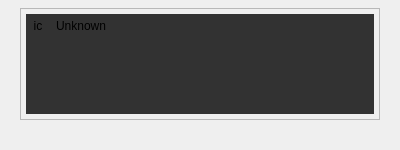
This is src/ProfileEditor/graphicsarea/flowcellwidget.ui in karakirimu/AutoBatchTools as Qt 5 draws it before an edit. The edited form follows.
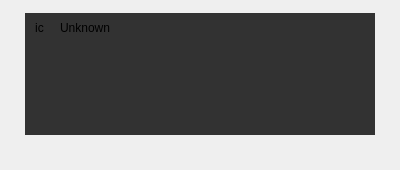
This is the edited form. Icons and pictures are not drawn.

The edit to the form file:
```diff
--- a/src/ProfileEditor/graphicsarea/flowcellwidget.ui
+++ b/src/ProfileEditor/graphicsarea/flowcellwidget.ui
@@ -7,7 +7,7 @@
     <x>0</x>
     <y>0</y>
     <width>400</width>
-    <height>150</height>
+    <height>170</height>
    </rect>
   </property>
   <property name="sizePolicy">
@@ -43,14 +43,20 @@
      <property name="focusPolicy">
       <enum>Qt::NoFocus</enum>
      </property>
+     <property name="autoFillBackground">
+      <bool>true</bool>
+     </property>
      <property name="styleSheet">
       <string notr="true"/>
      </property>
      <property name="frameShape">
-      <enum>QFrame::StyledPanel</enum>
+      <enum>QFrame::NoFrame</enum>
      </property>
      <property name="frameShadow">
-      <enum>QFrame::Raised</enum>
+      <enum>QFrame::Plain</enum>
+     </property>
+     <property name="lineWidth">
+      <number>0</number>
      </property>
      <layout class="QVBoxLayout" name="verticalLayout_2">
       <property name="spacing">
@@ -69,6 +75,23 @@
        <number>0</number>
       </property>
       <item>
+       <layout class="QVBoxLayout" name="inner2">
+        <property name="spacing">
+         <number>0</number>
+        </property>
+        <property name="leftMargin">
+         <number>5</number>
+        </property>
+        <property name="topMargin">
+         <number>5</number>
+        </property>
+        <property name="rightMargin">
+         <number>5</number>
+        </property>
+        <property name="bottomMargin">
+         <number>5</number>
+        </property>
+        <item>
        <widget class="QFrame" name="frame">
         <property name="frameShape">
          <enum>QFrame::NoFrame</enum>
@@ -101,9 +124,7 @@
             </size>
            </property>
            <property name="styleSheet">
-            <string notr="true">background-color: rgb(50, 50, 50);
-margin-top: 5px;
-margin-left: 5px;</string>
+              <string notr="true">background-color: rgb(50, 50, 50);</string>
            </property>
            <property name="text">
             <string>ic</string>
@@ -131,9 +152,7 @@
             </size>
            </property>
            <property name="styleSheet">
-            <string notr="true">background-color: rgb(50, 50, 50);
-margin-top: 5px;
-margin-right: 5px;</string>
+              <string notr="true">background-color: rgb(50, 50, 50);</string>
            </property>
            <property name="text">
             <string>Unknown</string>
@@ -157,11 +176,14 @@
       </item>
       <item>
        <widget class="QTextBrowser" name="textBrowser">
+          <property name="minimumSize">
+           <size>
+            <width>0</width>
+            <height>90</height>
+           </size>
+          </property>
         <property name="styleSheet">
-         <string notr="true">background-color: rgb(50, 50, 50);
-margin-left: 5px;
-margin-right: 5px;
-margin-bottom: 5px;</string>
+           <string notr="true">background-color: rgb(50, 50, 50);</string>
         </property>
         <property name="frameShape">
          <enum>QFrame::NoFrame</enum>
@@ -177,6 +199,8 @@
          <set>Qt::NoTextInteraction</set>
         </property>
        </widget>
+        </item>
+       </layout>
       </item>
      </layout>
     </widget>
```
Left out of the diff: 2 changed lines with no effect on the pictures. Lines whose indentation alone changed are shown as unchanged.
